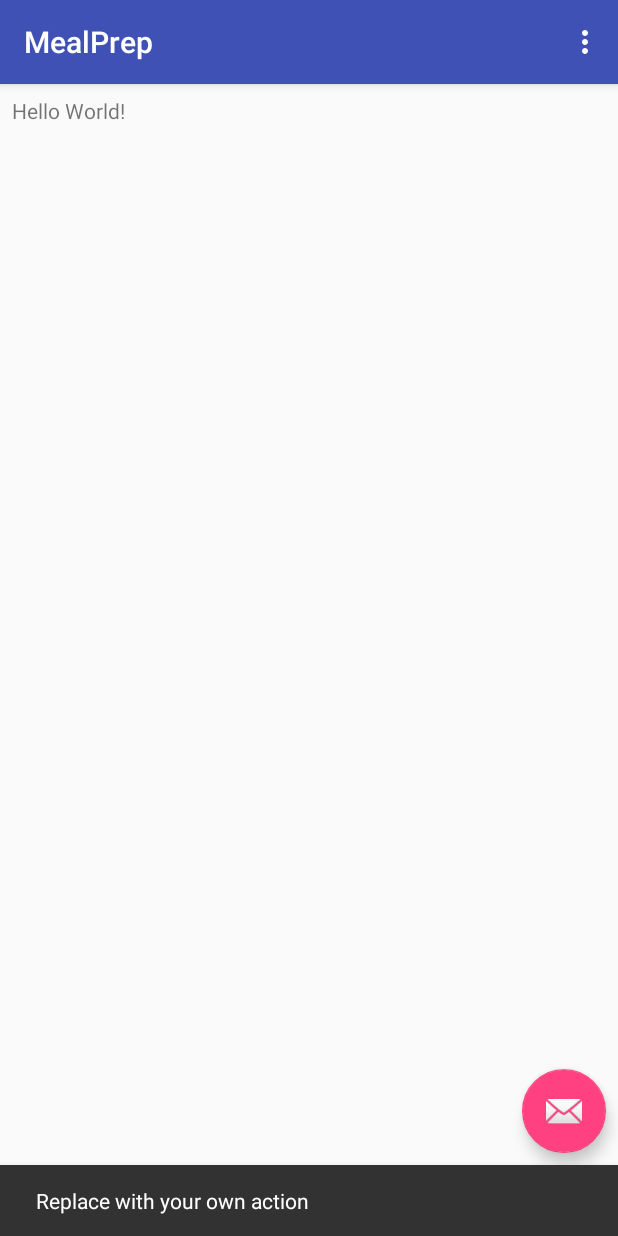
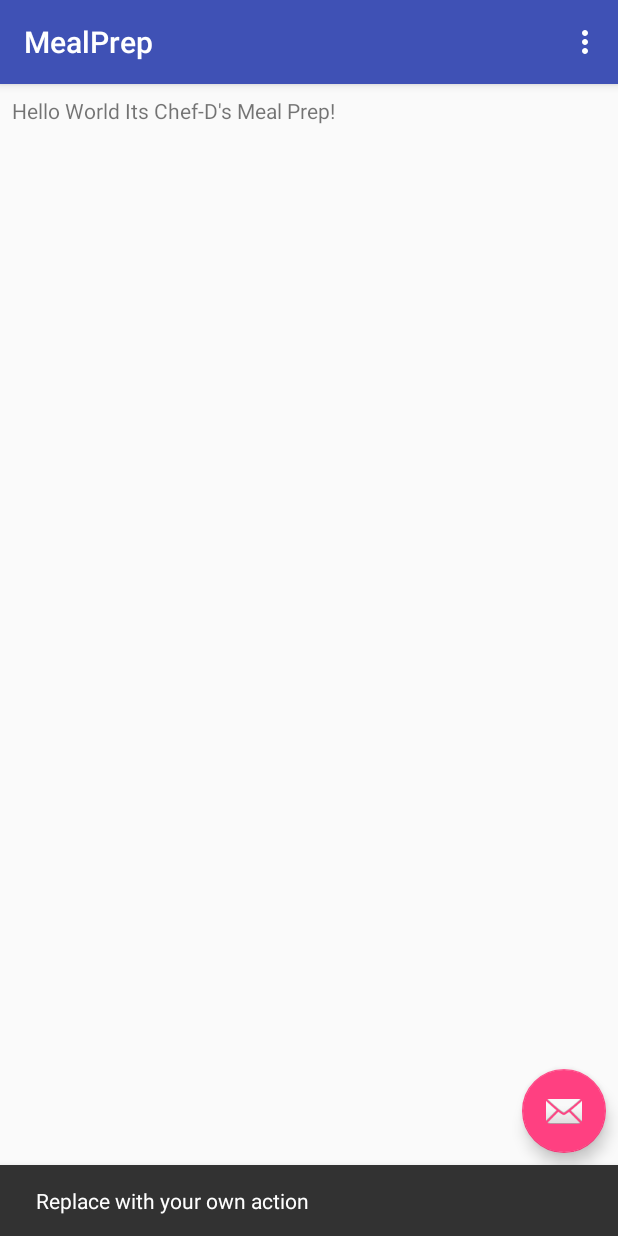
Before and after one commit to jsayram/AndroidApp_Assigment, an Android app: the screen it shows after launch (MainActivity), after a tap on an icon or button, on a phone screen of 412 x 824 dp. Run offline under Robolectric (Android 15) with nearby library versions, the phone set to English and light mode, and no system bars.

Commit message:
MEANINGFUL CHANGE, Added strings.xml file                                                                                                This allows to better keep track of string variables in the project.

```diff
--- a/app/src/main/res/layout/content_main.xml
+++ b/app/src/main/res/layout/content_main.xml
@@ -15,5 +15,5 @@
     <TextView
         android:layout_width="wrap_content"
         android:layout_height="wrap_content"
-        android:text="Hello World!" />
+        android:text="@string/Testing_HelloWorld" />
 </RelativeLayout>
--- a/app/src/main/res/values/strings.xml
+++ b/app/src/main/res/values/strings.xml
@@ -3,4 +3,9 @@
     <string name="action_settings">Settings</string>
     <string name="title_activity_main2">BLD_Activity</string>
     <string name="title_activity_diet_screen_">DietScreen_Activity</string>
+    <string name="Testing_HelloWorld">Hello World Its Chef-D\'s Meal Prep!</string>
+
+
+
+
 </resources>
```
